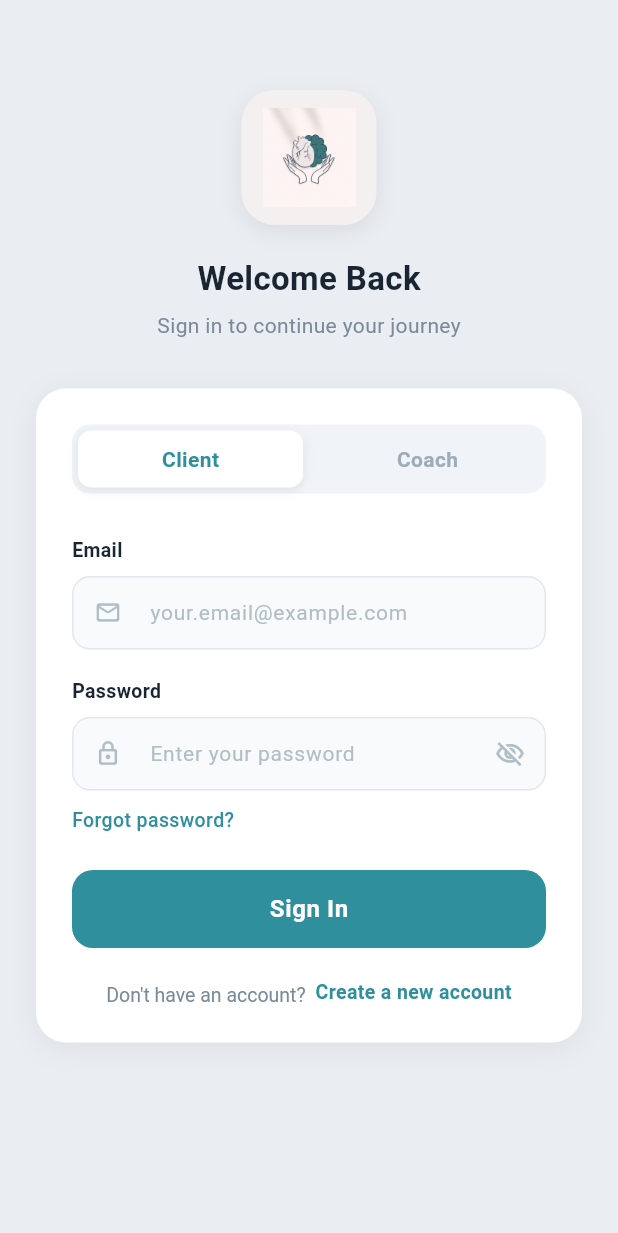
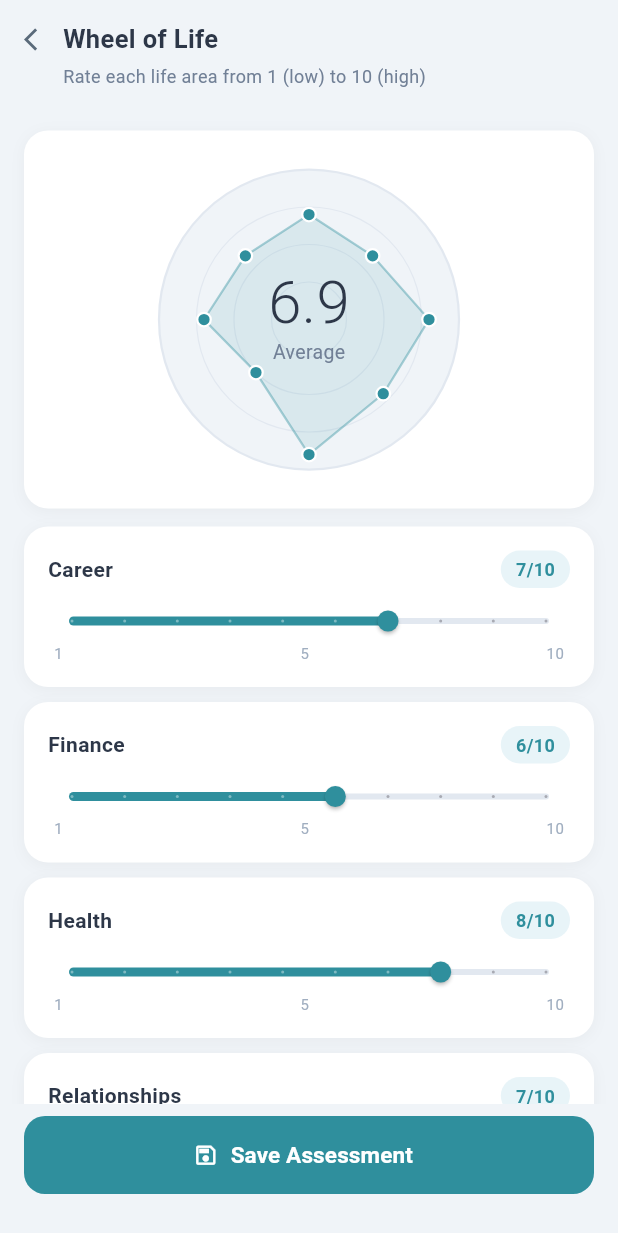
Before and after one commit to MennaHesham9/graduation_project, a Flutter app: the screen it shows after launch, on a phone screen of 412 x 824 dp. Shown: the top 1233 px of the screen. Run offline on Flutter 3.47's test engine with Material 3 defaults, Android fonts, the phone set to English and light mode, and no system bars.

Commit message:
Frontend Screens

```diff
--- /dev/null
+++ b/lib/features/client/screens/wheel_of_lise_screen.dart
@@ -0,0 +1,429 @@
+import 'dart:math' as math;
+import 'package:flutter/material.dart';
+import '../../../core/constants/app_colors.dart';
+
+class WheelOfLifeScreen extends StatefulWidget {
+  const WheelOfLifeScreen({super.key});
+
+  @override
+  State<WheelOfLifeScreen> createState() => _WheelOfLifeScreenState();
+}
+
+class _WheelOfLifeScreenState extends State<WheelOfLifeScreen> {
+  final List<_LifeArea> _areas = [
+    _LifeArea(label: 'Career', value: 7),
+    _LifeArea(label: 'Finance', value: 6),
+    _LifeArea(label: 'Health', value: 8),
+    _LifeArea(label: 'Relationships', value: 7),
+    _LifeArea(label: 'Personal Growth', value: 9),
+    _LifeArea(label: 'Fun & Recreation', value: 5),
+    _LifeArea(label: 'Physical Environment', value: 7),
+    _LifeArea(label: 'Contribution', value: 6),
+  ];
+
+  double get _average =>
+      _areas.map((a) => a.value).reduce((a, b) => a + b) / _areas.length;
+
+  @override
+  Widget build(BuildContext context) {
+    return Scaffold(
+      backgroundColor: const Color(0xFFF0F4F8),
+      body: SafeArea(
+        child: Column(
+          children: [
+            _buildHeader(context),
+            Expanded(
+              child: SingleChildScrollView(
+                padding: const EdgeInsets.symmetric(horizontal: 16, vertical: 14),
+                child: Column(
+                  children: [
+                    _buildWheelCard(),
+                    const SizedBox(height: 12),
+                    ..._areas.asMap().entries.map((entry) {
+                      return Padding(
+                        padding: const EdgeInsets.only(bottom: 10),
+                        child: _buildSliderCard(entry.key),
+                      );
+                    }),
+                    const SizedBox(height: 4),
+                    _buildBalanceCard(),
+                    const SizedBox(height: 24),
+                  ],
+                ),
+              ),
+            ),
+            _buildSaveButton(),
+          ],
+        ),
+      ),
+    );
+  }
+
+  // ─── Header ────────────────────────────────────────────────────────────────
+
+  Widget _buildHeader(BuildContext context) {
+    return Container(
+      padding: const EdgeInsets.symmetric(horizontal: 16, vertical: 14),
+      color: const Color(0xFFF0F4F8),
+      child: Column(
+        crossAxisAlignment: CrossAxisAlignment.start,
+        children: [
+          Row(
+            children: [
+              GestureDetector(
+                onTap: () => Navigator.maybePop(context),
+                child: const Icon(Icons.arrow_back_ios,
+                    size: 18, color: Color(0xFF5A6A7A)),
+              ),
+              const SizedBox(width: 8),
+              const Text(
+                'Wheel of Life',
+                style: TextStyle(
+                  fontSize: 17,
+                  fontWeight: FontWeight.w700,
+                  color: Color(0xFF2D3748),
+                ),
+              ),
+            ],
+          ),
+          const SizedBox(height: 4),
+          const Padding(
+            padding: EdgeInsets.only(left: 26),
+            child: Text(
+              'Rate each life area from 1 (low) to 10 (high)',
+              style: TextStyle(fontSize: 12, color: Color(0xFF718096)),
+            ),
+          ),
+        ],
+      ),
+    );
+  }
+
+  // ─── Wheel Card ────────────────────────────────────────────────────────────
+
+  Widget _buildWheelCard() {
+    return _SectionCard(
+      child: SizedBox(
+        height: 220,
+        child: Center(
+          child: CustomPaint(
+            size: const Size(200, 200),
+            painter: _WheelPainter(
+              values: _areas.map((a) => a.value.toDouble()).toList(),
+              primaryColor: AppColors.primary,
+            ),
+            child: SizedBox(
+              width: 200,
+              height: 200,
+              child: Center(
+                child: Column(
+                  mainAxisSize: MainAxisSize.min,
+                  children: [
+                    Text(
+                      _average.toStringAsFixed(1),
+                      style: const TextStyle(
+                        fontSize: 40,
+                        fontWeight: FontWeight.w300,
+                        color: Color(0xFF2D3748),
+                        height: 1,
+                      ),
+                    ),
+                    const SizedBox(height: 4),
+                    const Text(
+                      'Average',
+                      style: TextStyle(
+                        fontSize: 13,
+                        color: Color(0xFF718096),
+                      ),
+                    ),
+                  ],
+                ),
+              ),
+            ),
+          ),
+        ),
+      ),
+    );
+  }
+
+  // ─── Slider Card ───────────────────────────────────────────────────────────
+
+  Widget _buildSliderCard(int index) {
+    final area = _areas[index];
+    return _SectionCard(
+      child: Column(
+        crossAxisAlignment: CrossAxisAlignment.start,
+        children: [
+          Row(
+            mainAxisAlignment: MainAxisAlignment.spaceBetween,
+            children: [
+              Text(
+                area.label,
+                style: const TextStyle(
+                  fontSize: 14,
+                  fontWeight: FontWeight.w600,
+                  color: Color(0xFF2D3748),
+                ),
+              ),
+              Container(
+                padding: const EdgeInsets.symmetric(horizontal: 10, vertical: 4),
+                decoration: BoxDecoration(
+                  color: const Color(0xFFE8F4F8),
+                  borderRadius: BorderRadius.circular(20),
+                ),
+                child: Text(
+                  '${area.value}/10',
+                  style: TextStyle(
+                    fontSize: 12,
+                    fontWeight: FontWeight.w600,
+                    color: AppColors.primary,
+                  ),
+                ),
+              ),
+            ],
+          ),
+          const SizedBox(height: 8),
+          SliderTheme(
+            data: SliderTheme.of(context).copyWith(
+              trackHeight: 4,
+              thumbShape: const RoundSliderThumbShape(enabledThumbRadius: 7),
+              overlayShape: const RoundSliderOverlayShape(overlayRadius: 14),
+              activeTrackColor: AppColors.primary,
+              inactiveTrackColor: const Color(0xFFE2E8F0),
+              thumbColor: AppColors.primary,
+              overlayColor: AppColors.primary.withOpacity(0.1),
+            ),
+            child: Slider(
+              value: area.value.toDouble(),
+              min: 1,
+              max: 10,
+              divisions: 9,
+              onChanged: (v) {
+                setState(() {
+                  _areas[index] = _LifeArea(
+                    label: area.label,
+                    value: v.round(),
+                  );
+                });
+              },
+            ),
+          ),
+          Padding(
+            padding: const EdgeInsets.symmetric(horizontal: 4),
+            child: Row(
+              mainAxisAlignment: MainAxisAlignment.spaceBetween,
+              children: const [
+                Text('1', style: TextStyle(fontSize: 10, color: Color(0xFFA0AEC0))),
+                Text('5', style: TextStyle(fontSize: 10, color: Color(0xFFA0AEC0))),
+                Text('10', style: TextStyle(fontSize: 10, color: Color(0xFFA0AEC0))),
+              ],
+            ),
+          ),
+        ],
+      ),
+    );
+  }
+
+  // ─── Balance Card ──────────────────────────────────────────────────────────
+
+  Widget _buildBalanceCard() {
+    return Container(
+      width: double.infinity,
+      padding: const EdgeInsets.all(16),
+      decoration: BoxDecoration(
+        color: const Color(0xFFE8F6F8),
+        borderRadius: BorderRadius.circular(16),
+        border: Border.all(color: const Color(0xFFB2DDE5), width: 1),
+      ),
+      child: Column(
+        crossAxisAlignment: CrossAxisAlignment.start,
+        children: [
+          Text(
+            'Your Balance',
+            style: TextStyle(
+              fontSize: 14,
+              fontWeight: FontWeight.w700,
+              color: AppColors.primary,
+            ),
+          ),
+          const SizedBox(height: 6),
+          Text(
+            'Your overall life balance score is ${_average.toStringAsFixed(1)}/10. '
+                'Focus on areas with lower scores for improvement.',
+            style: TextStyle(
+              fontSize: 12,
+              color: AppColors.primary,
+              height: 1.5,
+            ),
+          ),
+          const SizedBox(height: 10),
+          Row(
+            crossAxisAlignment: CrossAxisAlignment.start,
+            children: [
+              const Text('💡', style: TextStyle(fontSize: 13)),
+              const SizedBox(width: 6),
+              Expanded(
+                child: Text(
+                  'Tip: A balanced wheel rolls smoothly. Identify 1-2 areas to work on this month.',
+                  style: TextStyle(
+                    fontSize: 12,
+                    color: AppColors.primary,
+                    height: 1.5,
+                  ),
+                ),
+              ),
+            ],
+          ),
+        ],
+      ),
+    );
+  }
+
+  // ─── Save Button ───────────────────────────────────────────────────────────
+
+  Widget _buildSaveButton() {
+    return Container(
+      color: const Color(0xFFF0F4F8),
+      padding: const EdgeInsets.fromLTRB(16, 8, 16, 28),
+      child: SizedBox(
+        width: double.infinity,
+        height: 52,
+        child: ElevatedButton.icon(
+          onPressed: () {},
+          icon: const Icon(Icons.save_outlined, size: 17),
+          label: const Text(
+            'Save Assessment',
+            style: TextStyle(fontSize: 15, fontWeight: FontWeight.w600),
+          ),
+          style: ElevatedButton.styleFrom(
+            backgroundColor: AppColors.primary,
+            foregroundColor: Colors.white,
+            elevation: 0,
+            shape: RoundedRectangleBorder(
+              borderRadius: BorderRadius.circular(14),
+            ),
+          ),
+        ),
+      ),
+    );
+  }
+}
+
+// ─── Wheel Painter ─────────────────────────────────────────────────────────────
+
+class _WheelPainter extends CustomPainter {
+  final List<double> values;
+  final Color primaryColor;
+
+  const _WheelPainter({required this.values, required this.primaryColor});
+
+  @override
+  void paint(Canvas canvas, Size size) {
+    final center = Offset(size.width / 2, size.height / 2);
+    final maxRadius = size.width / 2;
+    final count = values.length;
+
+    // Background circle
+    final bgPaint = Paint()
+      ..color = const Color(0xFFF0F4F8)
+      ..style = PaintingStyle.fill;
+    canvas.drawCircle(center, maxRadius, bgPaint);
+
+    // Border circle
+    final borderPaint = Paint()
+      ..color = const Color(0xFFE2E8F0)
+      ..style = PaintingStyle.stroke
+      ..strokeWidth = 1.5;
+    canvas.drawCircle(center, maxRadius, borderPaint);
+
+    // Inner guide circles
+    final guidePaint = Paint()
+      ..color = const Color(0xFFE2E8F0)
+      ..style = PaintingStyle.stroke
+      ..strokeWidth = 0.8;
+    for (final fraction in [0.25, 0.5, 0.75]) {
+      canvas.drawCircle(center, maxRadius * fraction, guidePaint);
+    }
+
+    // Filled polygon
+    final points = <Offset>[];
+    for (int i = 0; i < count; i++) {
+      final angle = (2 * math.pi / count) * i - math.pi / 2;
+      final radius = (values[i] / 10) * maxRadius;
+      points.add(Offset(
+        center.dx + radius * math.cos(angle),
+        center.dy + radius * math.sin(angle),
+      ));
+    }
+
+    final fillPaint = Paint()
+      ..color = primaryColor.withOpacity(0.12)
+      ..style = PaintingStyle.fill;
+    final strokePaint = Paint()
+      ..color = primaryColor.withOpacity(0.4)
+      ..style = PaintingStyle.stroke
+      ..strokeWidth = 1.5;
+
+    final path = Path()..moveTo(points.first.dx, points.first.dy);
+    for (final p in points.skip(1)) {
+      path.lineTo(p.dx, p.dy);
+    }
+    path.close();
+
+    canvas.drawPath(path, fillPaint);
+    canvas.drawPath(path, strokePaint);
+
+    // Dots at each value point
+    final dotPaint = Paint()
+      ..color = primaryColor
+      ..style = PaintingStyle.fill;
+    for (final p in points) {
+      canvas.drawCircle(p, 4.5, dotPaint);
+      canvas.drawCircle(
+          p,
+          4.5,
+          Paint()
+            ..color = Colors.white
+            ..style = PaintingStyle.stroke
+            ..strokeWidth = 1.5);
+    }
+  }
+
+  @override
+  bool shouldRepaint(_WheelPainter old) => old.values != values;
+}
+
+// ─── Supporting Widgets ────────────────────────────────────────────────────────
+
+class _SectionCard extends StatelessWidget {
+  final Widget child;
+  const _SectionCard({required this.child});
+
+  @override
+  Widget build(BuildContext context) {
+    return Container(
+      width: double.infinity,
+      padding: const EdgeInsets.all(16),
+      decoration: BoxDecoration(
+        color: Colors.white,
+        borderRadius: BorderRadius.circular(16),
+        boxShadow: [
+          BoxShadow(
+            color: Colors.black.withOpacity(0.04),
+            blurRadius: 8,
+            offset: const Offset(0, 2),
+          ),
+        ],
+      ),
+      child: child,
+    );
+  }
+}
+
+// ─── Data Model ────────────────────────────────────────────────────────────────
+
+class _LifeArea {
+  final String label;
+  final int value;
+  const _LifeArea({required this.label, required this.value});
+}
--- a/lib/main.dart
+++ b/lib/main.dart
@@ -2,6 +2,7 @@ import 'package:flutter/material.dart';
 import 'core/screens/notification_screen.dart';
 import 'features/client/screens/coach_profile_client_side.dart';
 import 'features/client/screens/edit_client_profile.dart';
+import 'features/client/screens/wheel_of_lise_screen.dart';
 import 'features/client/widgets/client_nav_bar.dart';
 import 'features/coach/screens/presession_questionnaire_screen.dart';
 import 'features/coach/widgets/coach_nav_bar.dart';
@@ -28,7 +29,7 @@ class MyApp extends StatelessWidget {
       //home: const CoachNavBar(),
 
       // Testing Login page:
-      home: const SignInScreen(),
+      home: const WheelOfLifeScreen(),
 
       // Testing notification page:
       //home: const NotificationScreen(),
```
